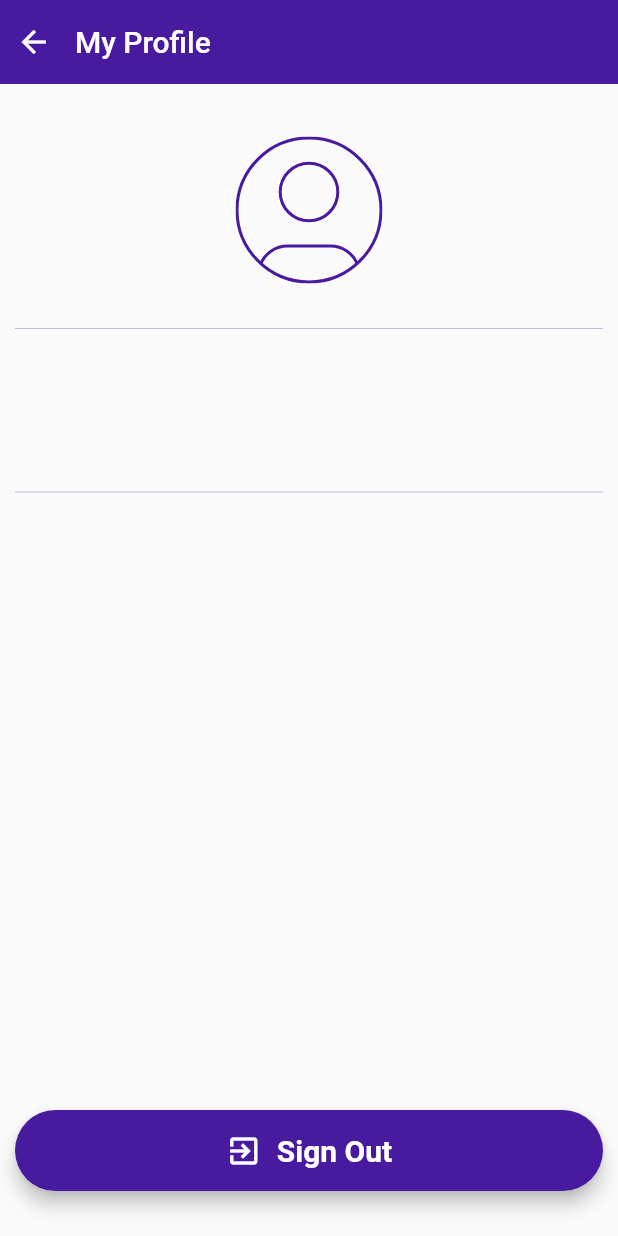
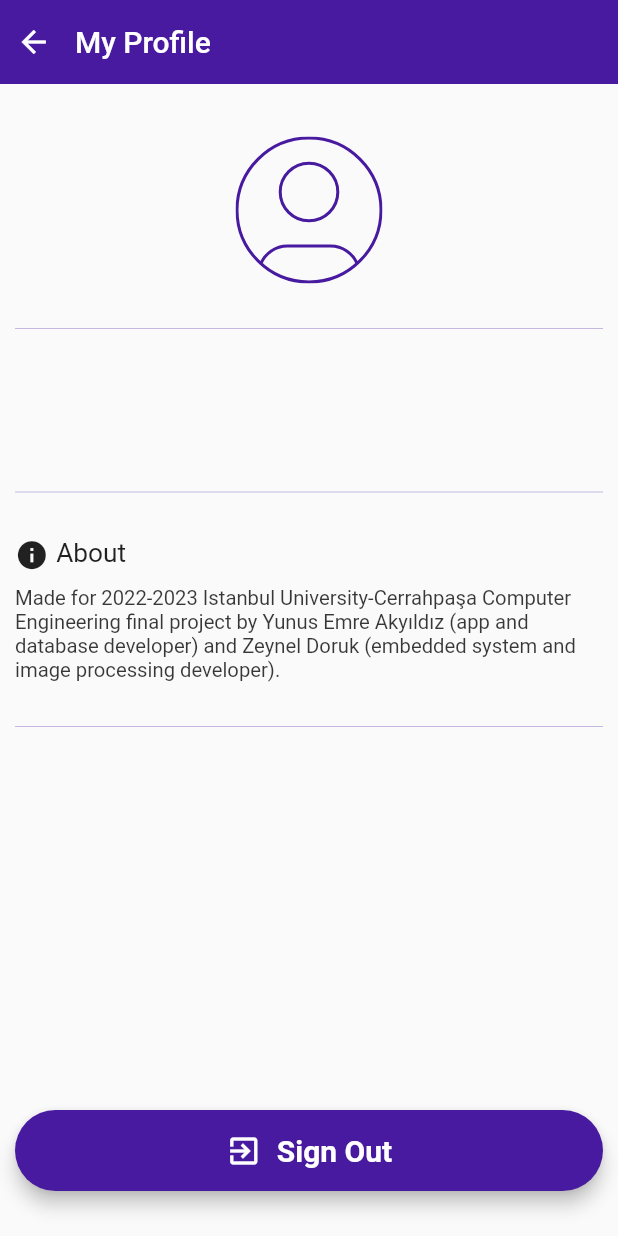
Before and after one commit to YunusEmreAkyildiz/smart_refrigerator_app, a Flutter app: the ProfileScreen screen opened directly, on a phone screen of 412 x 824 dp. Run offline on Flutter 3.47's test engine with Material 2 defaults, Android fonts, the phone set to English and light mode, and no system bars; our stand-ins replace cloud_firestore, firebase_auth, firebase_core, firebase_storage, flutter_svg, fluttertoast; accounts and stored records are empty.

Commit message:
Added 'about app' section to Profile Screen

```diff
--- a/lib/screens/profile_screen.dart
+++ b/lib/screens/profile_screen.dart
@@ -87,6 +87,30 @@ class _ProfileScreenState extends State<ProfileScreen> {
                         const SizedBox(height: 10),
                         Text(emailText, style: faintTextStyle()),
                         profileDividerWidget(),
+                        Padding(
+                          padding: const EdgeInsets.only(left: 0, right: 0),
+                          child: Column(
+                            crossAxisAlignment: CrossAxisAlignment.start,
+                            children: [
+                              Row(
+                                children: [
+                                  AppIcons.aboutTitleIcon(context),
+                                  const SizedBox(width: 5),
+                                  Text(
+                                    AppTexts.profileScreenAboutTitle,
+                                    style: aboutTitleTextStyle(context),
+                                  ),
+                                ],
+                              ),
+                              const SizedBox(height: 10),
+                              Text(
+                                AppTexts.profileScreenAboutText,
+                                style: aboutMainTextStyle(context),
+                              ),
+                            ],
+                          ),
+                        ),
+                        profileDividerWidget(),
                       ],
                     ),
                     Align(
--- a/lib/shared/colors.dart
+++ b/lib/shared/colors.dart
@@ -9,6 +9,7 @@ class AppColors {
   static Color? faintTextColor = Colors.black54;
   static Color? homeScreenMainTextColor = Colors.black.withOpacity(0.78);
   static Color? profileScreenNameTextColor = Colors.black.withOpacity(0.78);
+  static Color profileScreenAboutTitleColor = Colors.black87;
   static const MaterialColor appPrimarySwatch = MaterialColor(0xff471AA0, {
     50: Color.fromRGBO(71, 26, 160, .1),
     100: Color.fromRGBO(71, 26, 160, .2),
--- a/lib/shared/icons.dart
+++ b/lib/shared/icons.dart
@@ -1,4 +1,5 @@
 import 'package:flutter/material.dart';
+import 'package:smart_refrigerator_app/shared/colors.dart';
 
 class AppIcons {
   static const IconData emailIcon = Icons.mail;
@@ -25,4 +26,11 @@ class AppIcons {
     Icons.cloud_download,
     size: 120,
   );
+  static aboutTitleIcon(BuildContext context) {
+    return Icon(
+      Icons.info,
+      color: AppColors.profileScreenAboutTitleColor,
+      size: (MediaQuery.of(context).size.aspectRatio * 45),
+    );
+  }
 }
--- a/lib/shared/styles.dart
+++ b/lib/shared/styles.dart
@@ -46,6 +46,18 @@ TextStyle? foodDurationTextStyle() {
       fontWeight: FontWeight.w500);
 }
 
+TextStyle? aboutTitleTextStyle(BuildContext context) {
+  return TextStyle(
+      fontSize: (MediaQuery.of(context).size.aspectRatio * 35),
+      fontWeight: FontWeight.w400);
+}
+
+TextStyle? aboutMainTextStyle(BuildContext context) {
+  return TextStyle(
+      fontSize: MediaQuery.of(context).size.aspectRatio * 27,
+      color: Colors.black.withOpacity(0.78));
+}
+
 double appScreenPadding(BuildContext context) {
   return (MediaQuery.of(context).size.aspectRatio * 20);
 }
--- a/lib/shared/texts.dart
+++ b/lib/shared/texts.dart
@@ -24,6 +24,10 @@ class AppTexts {
   static const String currentFoodListTitle = "Your fridge's content:";
   static const String foodToAddListTitle = 'Newly added food:';
   static const String foodToRemoveListTitle = 'Recently taken out food:';
+  static const String profileScreenAboutTitle = 'About';
+  static const String profileScreenAboutText =
+      'Made for 2022-2023 Istanbul University-Cerrahpaşa Computer Engineering final project by '
+      'Yunus Emre Akyıldız (app and database developer) and Zeynel Doruk (embedded system and image processing developer).';
 
   static foodDurationMessage(int minute) {
     switch (minute) {
```
